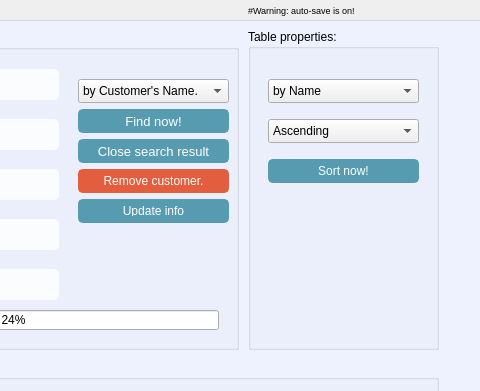
Before: the Qt Designer form MiniSuperMarketManagement/my_customer.ui in ngxx-fus/minisupermarket_management_proj, drawn with Qt 5; both pictures show x 562 to 1042 and y 0 to 391 of the 1042 by 700 pixel window.
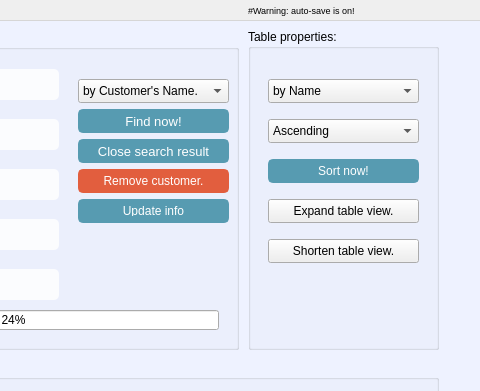
After: the same form once the commit is applied. Icons and pictures are not drawn.

Commit message: 07.11.23 - Thêm nút mở rộng và thu gọn danh sách

The edit to the form file:
```diff
--- a/MiniSuperMarketManagement/my_customer.ui
+++ b/MiniSuperMarketManagement/my_customer.ui
@@ -1243,6 +1243,32 @@
       <string>Sort now!</string>
      </property>
     </widget>
+    <widget class="QPushButton" name="pushButton__LOAD_MORE">
+     <property name="geometry">
+      <rect>
+       <x>20</x>
+       <y>170</y>
+       <width>151</width>
+       <height>24</height>
+      </rect>
+     </property>
+     <property name="text">
+      <string>Expand table view.</string>
+     </property>
+    </widget>
+    <widget class="QPushButton" name="pushButton__LOAD_LESS">
+     <property name="geometry">
+      <rect>
+       <x>20</x>
+       <y>210</y>
+       <width>151</width>
+       <height>24</height>
+      </rect>
+     </property>
+     <property name="text">
+      <string>Shorten table view.</string>
+     </property>
+    </widget>
    </widget>
    <zorder>groupBox_VIEWTABLE</zorder>
    <zorder>groupBox_FIND_CUS</zorder>
```
Left out of the diff: 7 changed lines with no effect on the pictures.
